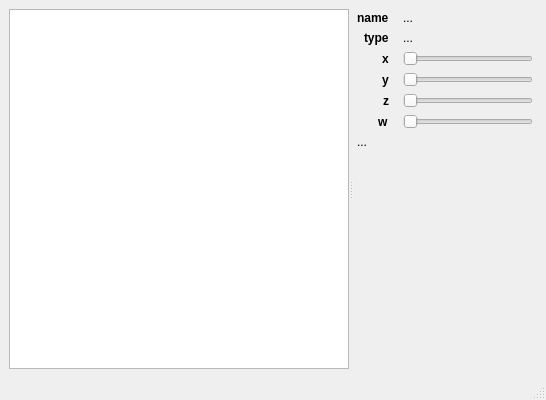
Above: applications/qt/generic-data-editor.ui from daniel86/regen before the change. Below: the same form after it.
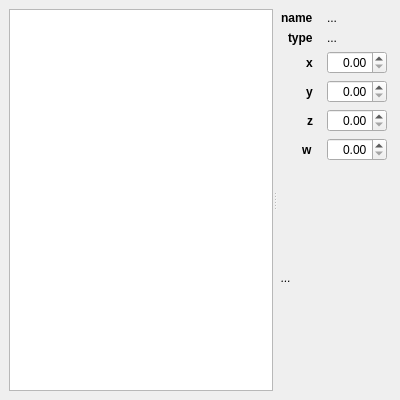
That is the form after the change.

Diff of the .ui file:
```diff
--- a/applications/qt/generic-data-editor.ui
+++ b/applications/qt/generic-data-editor.ui
@@ -6,7 +6,7 @@
    <rect>
     <x>0</x>
     <y>0</y>
-    <width>546</width>
+    <width>400</width>
     <height>400</height>
    </rect>
   </property>
@@ -29,6 +29,12 @@
          <enum>Qt::Horizontal</enum>
         </property>
         <widget class="QTreeWidget" name="treeWidget">
+         <property name="maximumSize">
+          <size>
+           <width>16777215</width>
+           <height>16777215</height>
+          </size>
+         </property>
          <attribute name="headerVisible">
           <bool>false</bool>
          </attribute>
@@ -151,19 +157,6 @@
             </property>
            </widget>
           </item>
-          <item row="2" column="1">
-           <widget class="QSlider" name="xValue">
-            <property name="maximumSize">
-             <size>
-              <width>150</width>
-              <height>16777215</height>
-             </size>
-            </property>
-            <property name="orientation">
-             <enum>Qt::Horizontal</enum>
-            </property>
-           </widget>
-          </item>
           <item row="3" column="0">
            <widget class="QLabel" name="yLabel">
             <property name="maximumSize">
@@ -183,19 +176,6 @@
             </property>
            </widget>
           </item>
-          <item row="3" column="1">
-           <widget class="QSlider" name="yValue">
-            <property name="maximumSize">
-             <size>
-              <width>150</width>
-              <height>16777215</height>
-             </size>
-            </property>
-            <property name="orientation">
-             <enum>Qt::Horizontal</enum>
-            </property>
-           </widget>
-          </item>
           <item row="4" column="0">
            <widget class="QLabel" name="zLabel">
             <property name="maximumSize">
@@ -215,19 +195,6 @@
             </property>
            </widget>
           </item>
-          <item row="4" column="1">
-           <widget class="QSlider" name="zValue">
-            <property name="maximumSize">
-             <size>
-              <width>150</width>
-              <height>16777215</height>
-             </size>
-            </property>
-            <property name="orientation">
-             <enum>Qt::Horizontal</enum>
-            </property>
-           </widget>
-          </item>
           <item row="5" column="0">
            <widget class="QLabel" name="wLabel">
             <property name="maximumSize">
@@ -247,26 +214,133 @@
             </property>
            </widget>
           </item>
-          <item row="5" column="1">
-           <widget class="QSlider" name="wValue">
-            <property name="maximumSize">
-             <size>
-              <width>150</width>
-              <height>16777215</height>
-             </size>
-            </property>
-            <property name="orientation">
-             <enum>Qt::Horizontal</enum>
-            </property>
-           </widget>
-          </item>
           <item row="6" column="0" colspan="2">
            <widget class="QLabel" name="descriptionLabel">
+            <property name="sizePolicy">
+             <sizepolicy hsizetype="Expanding" vsizetype="Expanding">
+              <horstretch>0</horstretch>
+              <verstretch>0</verstretch>
+             </sizepolicy>
+            </property>
+            <property name="maximumSize">
+             <size>
+              <width>250</width>
+              <height>16777215</height>
+             </size>
+            </property>
+            <property name="font">
+             <font>
+              <italic>true</italic>
+             </font>
+            </property>
             <property name="text">
              <string>...</string>
             </property>
             <property name="wordWrap">
-             <bool>false</bool>
+             <bool>true</bool>
+            </property>
+           </widget>
+          </item>
+          <item row="2" column="1">
+           <widget class="QDoubleSpinBox" name="xValue">
+            <property name="sizePolicy">
+             <sizepolicy hsizetype="Expanding" vsizetype="Fixed">
+              <horstretch>0</horstretch>
+              <verstretch>0</verstretch>
+             </sizepolicy>
+            </property>
+            <property name="maximumSize">
+             <size>
+              <width>150</width>
+              <height>16777215</height>
+             </size>
+            </property>
+            <property name="frame">
+             <bool>true</bool>
+            </property>
+            <property name="alignment">
+             <set>Qt::AlignRight|Qt::AlignTrailing|Qt::AlignVCenter</set>
+            </property>
+            <property name="accelerated">
+             <bool>true</bool>
+            </property>
+            <property name="singleStep">
+             <double>0.100000000000000</double>
+            </property>
+           </widget>
+          </item>
+          <item row="3" column="1">
+           <widget class="QDoubleSpinBox" name="yValue">
+            <property name="sizePolicy">
+             <sizepolicy hsizetype="Expanding" vsizetype="Fixed">
+              <horstretch>0</horstretch>
+              <verstretch>0</verstretch>
+             </sizepolicy>
+            </property>
+            <property name="maximumSize">
+             <size>
+              <width>150</width>
+              <height>16777215</height>
+             </size>
+            </property>
+            <property name="alignment">
+             <set>Qt::AlignRight|Qt::AlignTrailing|Qt::AlignVCenter</set>
+            </property>
+            <property name="accelerated">
+             <bool>true</bool>
+            </property>
+            <property name="singleStep">
+             <double>0.100000000000000</double>
+            </property>
+           </widget>
+          </item>
+          <item row="4" column="1">
+           <widget class="QDoubleSpinBox" name="zValue">
+            <property name="sizePolicy">
+             <sizepolicy hsizetype="Expanding" vsizetype="Fixed">
+              <horstretch>0</horstretch>
+              <verstretch>0</verstretch>
+             </sizepolicy>
+            </property>
+            <property name="maximumSize">
+             <size>
+              <width>150</width>
+              <height>16777215</height>
+             </size>
+            </property>
+            <property name="alignment">
+             <set>Qt::AlignRight|Qt::AlignTrailing|Qt::AlignVCenter</set>
+            </property>
+            <property name="accelerated">
+             <bool>true</bool>
+            </property>
+            <property name="singleStep">
+             <double>0.100000000000000</double>
+            </property>
+           </widget>
+          </item>
+          <item row="5" column="1">
+           <widget class="QDoubleSpinBox" name="wValue">
+            <property name="sizePolicy">
+             <sizepolicy hsizetype="Expanding" vsizetype="Fixed">
+              <horstretch>0</horstretch>
+              <verstretch>0</verstretch>
+             </sizepolicy>
+            </property>
+            <property name="maximumSize">
+             <size>
+              <width>150</width>
+              <height>16777215</height>
+             </size>
+            </property>
+            <property name="alignment">
+             <set>Qt::AlignRight|Qt::AlignTrailing|Qt::AlignVCenter</set>
+            </property>
+            <property name="accelerated">
+             <bool>true</bool>
+            </property>
+            <property name="singleStep">
+             <double>0.100000000000000</double>
             </property>
            </widget>
           </item>
@@ -278,7 +352,6 @@
     </item>
    </layout>
   </widget>
-  <widget class="QStatusBar" name="statusBar"/>
  </widget>
  <resources/>
  <connections>
```
Left out of the diff: 138 changed lines with no effect on the pictures.
